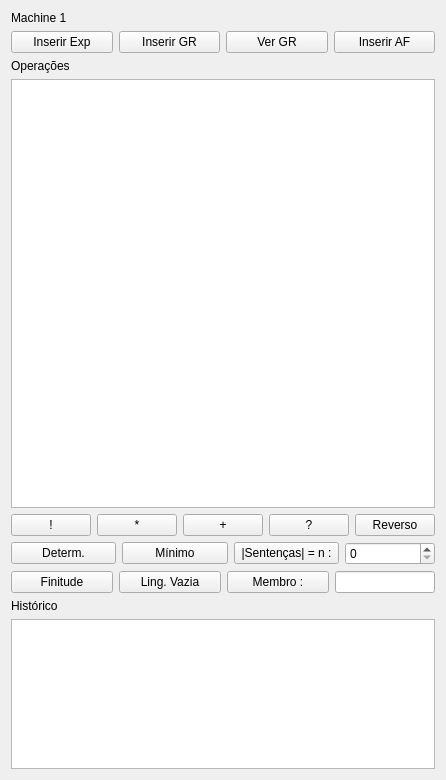
Old version of the form gui/view/DynamicAutomatonWidget.ui in the repository joaovicentesouto/INE5421.
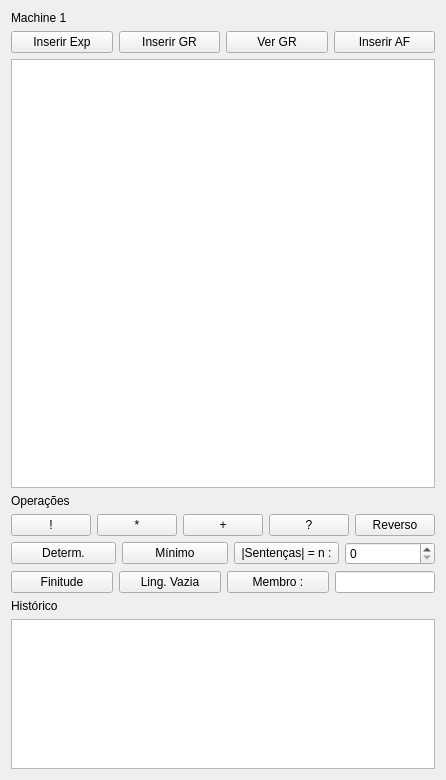
New version of the form.

Commit message:
Changes label of operations to the correct place
He was on the table.

Patch:
```diff
--- a/gui/view/DynamicAutomatonWidget.ui
+++ b/gui/view/DynamicAutomatonWidget.ui
@@ -53,6 +53,9 @@
      </item>
     </layout>
    </item>
+   <item>
+    <widget class="QTableWidget" name="m_machine"/>
+   </item>
    <item>
     <widget class="QLabel" name="m_label_op">
      <property name="text">
@@ -60,9 +63,6 @@
      </property>
     </widget>
    </item>
-   <item>
-    <widget class="QTableWidget" name="m_machine"/>
-   </item>
    <item>
     <layout class="QHBoxLayout" name="m_operations_box">
      <item>
```
The commit also changes 1 other file.
